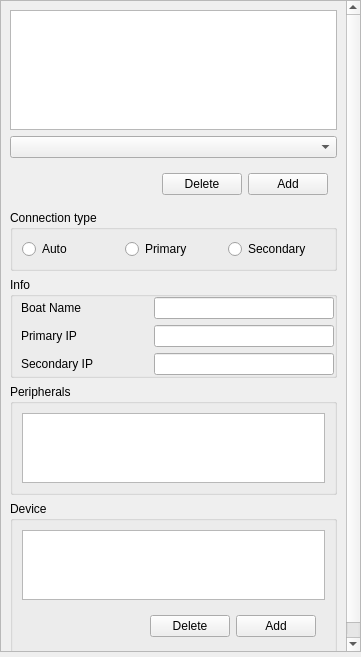
sirius2beta/GPBase, file ui/boatsetting.ui: the form before one commit.
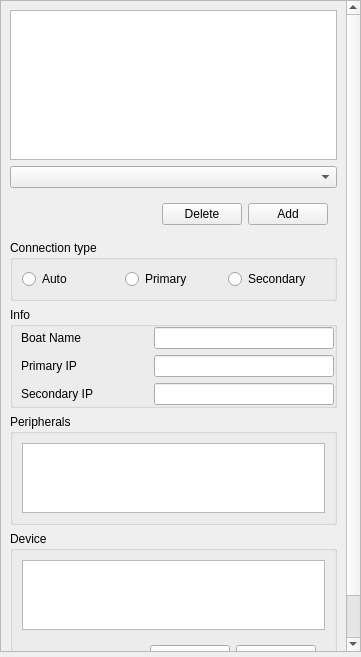
The form after the commit.

The edit to the form file:
```diff
--- a/ui/boatsetting.ui
+++ b/ui/boatsetting.ui
@@ -36,8 +36,8 @@
        <rect>
         <x>0</x>
         <y>0</y>
-        <width>342</width>
-        <height>797</height>
+        <width>359</width>
+        <height>751</height>
        </rect>
       </property>
       <layout class="QVBoxLayout" name="verticalLayout_2">
@@ -52,7 +52,7 @@
          <property name="minimumSize">
           <size>
            <width>0</width>
-           <height>120</height>
+           <height>150</height>
           </size>
          </property>
          <property name="frameShape">
```
